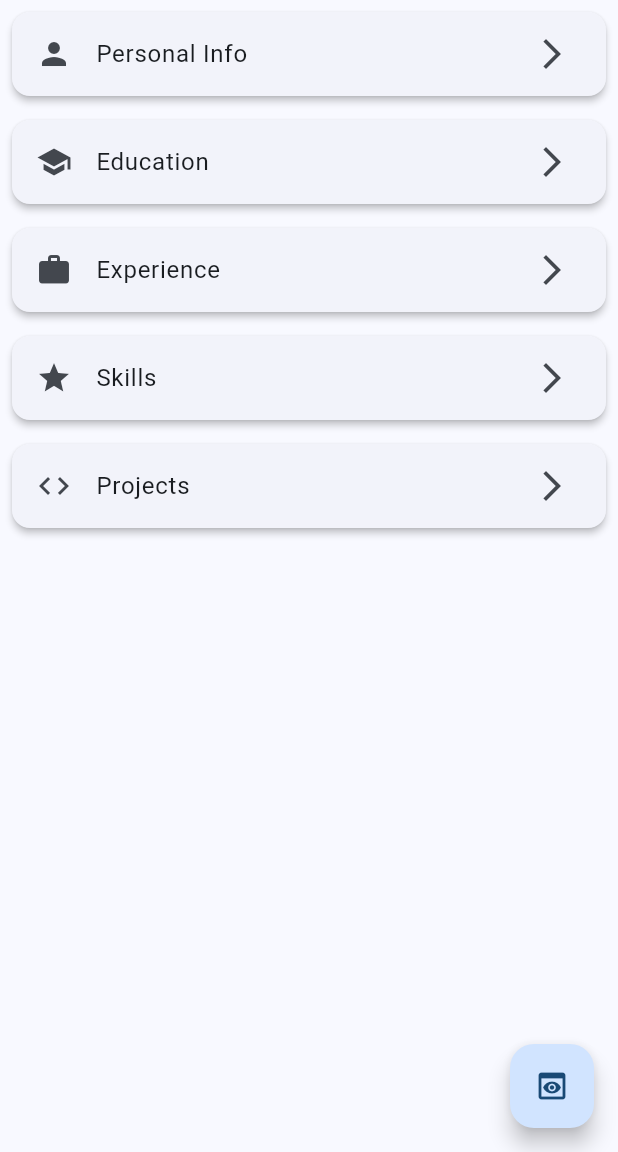
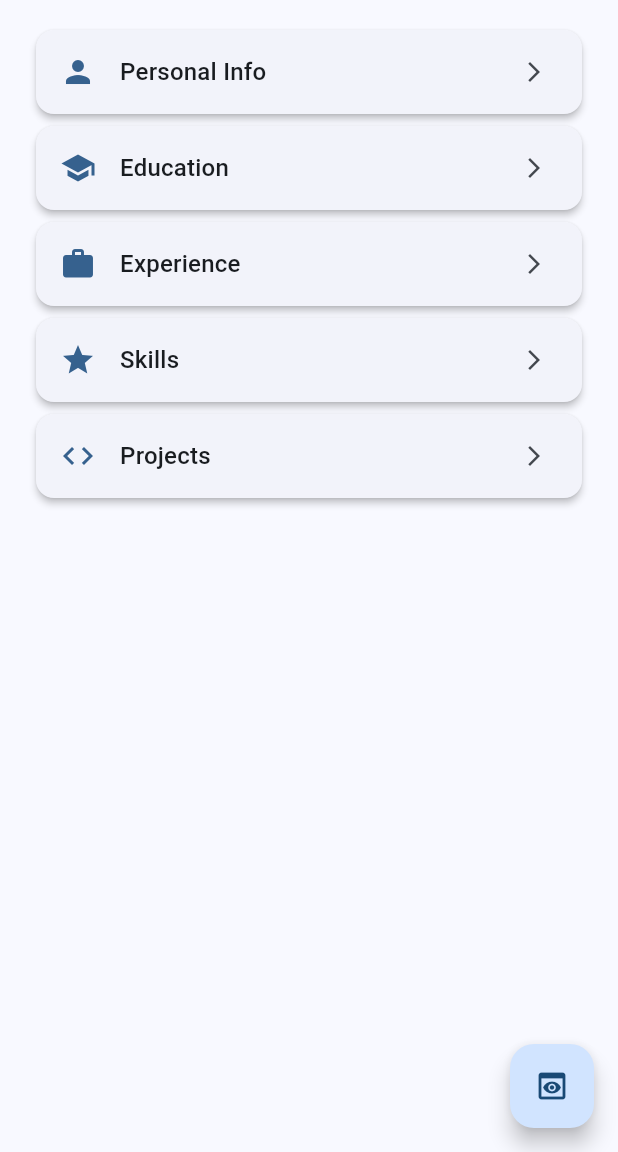
Before and after one commit to Trilok1110/resume_builder, a Flutter app: the screen it shows after launch, on a phone screen of 412 x 824 dp, the part 84-1236 px from its top. Run offline on Flutter 3.47's test engine with Material 3 defaults, Android fonts, the phone set to English and light mode, and no system bars; our stand-ins replace pdf, sqflite; accounts and stored records are empty.

Commit message:
feat: implement responsive layouts with LayoutBuilder and MediaQuery across key screens refactor: extract PrimaryButton and SectionCard widgets for consistent UI and theme adherence

```diff
--- a/lib/presantation/screens/home_screen.dart
+++ b/lib/presantation/screens/home_screen.dart
@@ -1,14 +1,15 @@
 import 'package:flutter/material.dart';
 import 'package:provider/provider.dart';
-import 'package:resume_builder/presantation/screens/experience_screen.dart';
 import 'package:resume_builder/presantation/screens/personal_info_screen.dart';
 import 'package:resume_builder/presantation/screens/preview_screen.dart';
 import 'package:resume_builder/presantation/screens/projects_screen.dart';
 import 'package:resume_builder/presantation/screens/skills_screen.dart';
 
 import '../providers/resume_provider.dart';
+import '../widgets/section_card.dart';
 import 'education_screen.dart';
-
+import '../../core/theme.dart';
+import 'experience_screen.dart';
 
 class HomeScreen extends StatelessWidget {
   const HomeScreen({super.key});
@@ -17,75 +18,105 @@ class HomeScreen extends StatelessWidget {
   Widget build(BuildContext context) {
     return Scaffold(
       appBar: AppBar(title: const Text('Resume Builder')),
-      body: Consumer<ResumeProvider>(
-        builder: (context, provider, child) {
-          return ListView(
-            children: [
-              _buildSectionCard(
-                context,
-                'Personal Info',
-                Icons.person,
-                    () => Navigator.push(
+      body: LayoutBuilder(
+        builder: (context, constraints) {
+          final isDesktop = constraints.maxWidth > 600;
+          final sections = [
+            SectionCard(
+              title: 'Personal Info',
+              icon: Icons.person,
+              onTap: () => Navigator.push(
                 context,
                 MaterialPageRoute(builder: (_) => const PersonalInfoScreen()),
               ),
             ),
-              _buildSectionCard(
-                context,
-                'Education',
-                Icons.school,
-                    () => Navigator.push(
+            SectionCard(
+              title: 'Education',
+              icon: Icons.school,
+              onTap: () => Navigator.push(
                 context,
                 MaterialPageRoute(builder: (_) => const EducationScreen()),
               ),
             ),
-              _buildSectionCard(
-                context,
-                'Experience',
-                Icons.work,
-                    () => Navigator.push(
+            SectionCard(
+              title: 'Experience',
+              icon: Icons.work,
+              onTap: () => Navigator.push(
                 context,
                 MaterialPageRoute(builder: (_) => const ExperienceScreen()),
               ),
             ),
-              _buildSectionCard(
-                context,
-                'Skills',
-                Icons.star,
-                    () => Navigator.push(
+            SectionCard(
+              title: 'Skills',
+              icon: Icons.star,
+              onTap: () => Navigator.push(
                 context,
                 MaterialPageRoute(builder: (_) => const SkillsScreen()),
               ),
             ),
-              _buildSectionCard(
-                context,
-                'Projects',
-                Icons.code,
-                    () => Navigator.push(
+            SectionCard(
+              title: 'Projects',
+              icon: Icons.code,
+              onTap: () => Navigator.push(
                 context,
                 MaterialPageRoute(builder: (_) => const ProjectsScreen()),
               ),
             ),
-              const SizedBox(height: 80), // For FAB
+          ];
+
+          if (isDesktop) {
+            return Row(
+              children: [
+                Expanded(
+                  flex: 1,
+                  child: Padding(
+                    padding: const EdgeInsets.all(AppTheme.spacingMedium),
+                    child: Column(
+                      crossAxisAlignment: CrossAxisAlignment.start,
+                      children: [
+                        const Text(
+                          'Sections',
+                          style: TextStyle(fontSize: 20, fontWeight: FontWeight.bold),
+                        ),
+                        SizedBox(height: AppTheme.spacingMedium),
+                        Expanded(child: ListView(children: sections)),
+                      ],
+                    ),
+                  ),
+                ),
+                Expanded(
+                  flex: 1,
+                  child: Container(
+                    color: Colors.grey[100],
+                    child: const Center(
+                      child: Text('Preview Pane (Desktop) - Navigate to sections above'),
+                    ),
+                  ),
+                ),
+              ],
+            );
+          } else {
+            return Consumer<ResumeProvider>(
+              builder: (context, provider, child) {
+                return ListView(
+                  padding: EdgeInsets.all(AppTheme.spacingMedium),
+                  children: [
+                    ...sections,
+                    SizedBox(height: AppTheme.spacingLarge * 3), // For FAB
                   ],
                 );
               },
+            );
+          }
+        },
       ),
       floatingActionButton: FloatingActionButton(
-        onPressed: () => Navigator.push(context, MaterialPageRoute(builder: (_) => const PreviewScreen())),
+        onPressed: () => Navigator.push(
+          context,
+          MaterialPageRoute(builder: (_) => const PreviewScreen()),
+        ),
         child: const Icon(Icons.preview),
       ),
     );
   }
-
-  Widget _buildSectionCard(BuildContext context, String title, IconData icon, VoidCallback onTap) {
-    return Card(
-      child: ListTile(
-        leading: Icon(icon),
-        title: Text(title),
-        trailing: const Icon(Icons.arrow_forward_ios),
-        onTap: onTap,
-      ),
-    );
 }
-}
--- a/lib/presantation/screens/skills_screen.dart
+++ b/lib/presantation/screens/skills_screen.dart
@@ -3,6 +3,7 @@ import 'package:provider/provider.dart';
 
 import '../../data/models/skill.dart';
 import '../providers/resume_provider.dart';
+import '../widgets/primary_button.dart';
 
 class SkillsScreen extends StatelessWidget {
   const SkillsScreen({super.key});
@@ -24,7 +25,8 @@ class SkillsScreen extends StatelessWidget {
         ),
         actions: [
           TextButton(onPressed: () => Navigator.pop(context), child: const Text('Cancel')),
-          ElevatedButton(
+          PrimaryButton(
+            text: 'Save',
             onPressed: () {
               final provider = Provider.of<ResumeProvider>(context, listen: false);
               final newSkill = Skill(
@@ -35,7 +37,6 @@ class SkillsScreen extends StatelessWidget {
               skill == null ? provider.addSkill(newSkill) : provider.updateSkill(newSkill);
               Navigator.pop(context);
             },
-            child: const Text('Save'),
           ),
         ],
       ),
--- /dev/null
+++ b/lib/presantation/widgets/section_card.dart
@@ -0,0 +1,34 @@
+import 'package:flutter/material.dart';
+import '../../core/theme.dart';
+
+class SectionCard extends StatelessWidget {
+  final String title;
+  final IconData icon;
+  final VoidCallback onTap;
+
+  const SectionCard({
+    super.key,
+    required this.title,
+    required this.icon,
+    required this.onTap,
+  });
+
+  @override
+  Widget build(BuildContext context) {
+    return Card(
+      margin: const EdgeInsets.symmetric(
+        horizontal: AppTheme.spacingSmall,
+        vertical: AppTheme.spacingSmall / 2,
+      ),
+      child: ListTile(
+        leading: Icon(icon, color: Theme.of(context).colorScheme.primary),
+        title: Text(
+          title,
+          style: Theme.of(context).textTheme.titleMedium,
+        ),
+        trailing: const Icon(Icons.arrow_forward_ios, size: 16),
+        onTap: onTap,
+      ),
+    );
+  }
+}
```
Also changed, not shown: lib/presantation/providers/resume_provider.dart (+102 -0 lines), lib/presantation/widgets/primary_button.dart (added, +79 -0 lines). Lines whose indentation alone changed are shown as unchanged.
